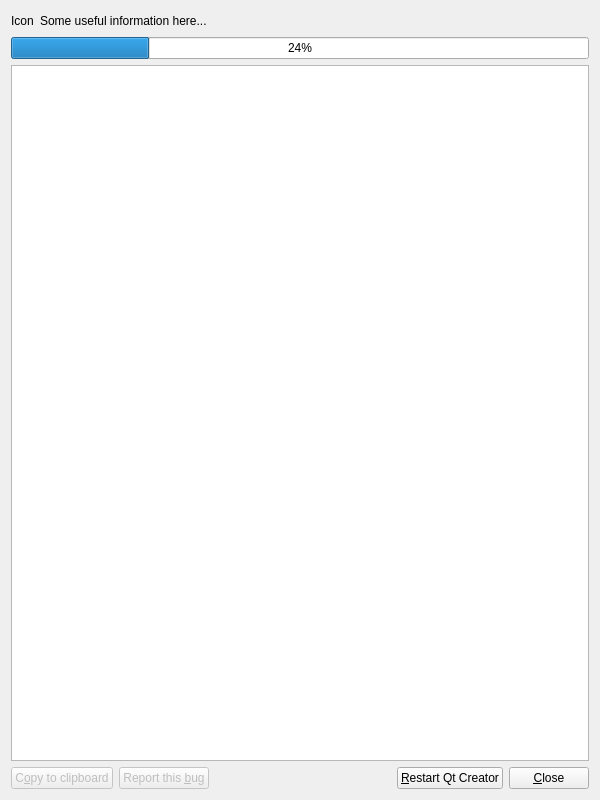
This is src/tools/qtcreatorcrashhandler/crashhandlerdialog.ui in qt-creator/qt-creator as Qt 5 draws it before an edit. The edited form follows.
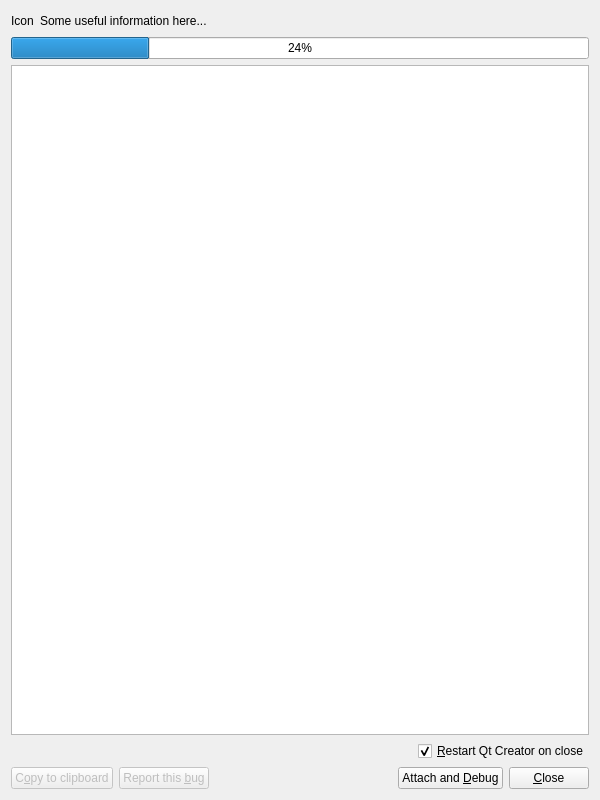
This is the edited form.

Commit message:
CrashHandler: Add "Attach and Debug" button.
This will launch a new instance of Qt Creator attaching to the crashed
instance.

The 'Restart' functionality is now represented as a check box since it
would be confusing to have one button that restarts the app and quits
the crash handler and another one that starts a debugger but keeps the
crash handler open (which is necessary, otherwise the crashed app will
quit).

What changed in the file:
```diff
--- a/src/tools/qtcreatorcrashhandler/crashhandlerdialog.ui
+++ b/src/tools/qtcreatorcrashhandler/crashhandlerdialog.ui
@@ -12,7 +12,7 @@
   </property>
   <property name="minimumSize">
    <size>
-    <width>400</width>
+    <width>500</width>
     <height>300</height>
    </size>
   </property>
@@ -64,6 +64,16 @@
    <item>
     <widget class="QTextEdit" name="debugInfoEdit"/>
    </item>
+   <item alignment="Qt::AlignRight">
+    <widget class="QCheckBox" name="restartAppCheckBox">
+     <property name="text">
+      <string>&amp;Restart Qt Creator on close</string>
+     </property>
+     <property name="checked">
+      <bool>true</bool>
+     </property>
+    </widget>
+   </item>
    <item>
     <layout class="QHBoxLayout" name="horizontalLayout">
      <item>
@@ -100,9 +110,15 @@
       </spacer>
      </item>
      <item>
-      <widget class="QPushButton" name="restartAppButton">
+      <widget class="QPushButton" name="debugAppButton">
+       <property name="enabled">
+        <bool>true</bool>
+       </property>
+       <property name="toolTip">
+        <string>Debug the application with a new instance of Qt Creator. During debugging the crash handler will be hidden.</string>
+       </property>
        <property name="text">
-        <string>&amp;Restart Qt Creator</string>
+        <string>Attach and &amp;Debug</string>
        </property>
       </widget>
      </item>
```
Left out of the diff: 9 changed lines with no effect on the pictures. The commit also changes 8 other files.
